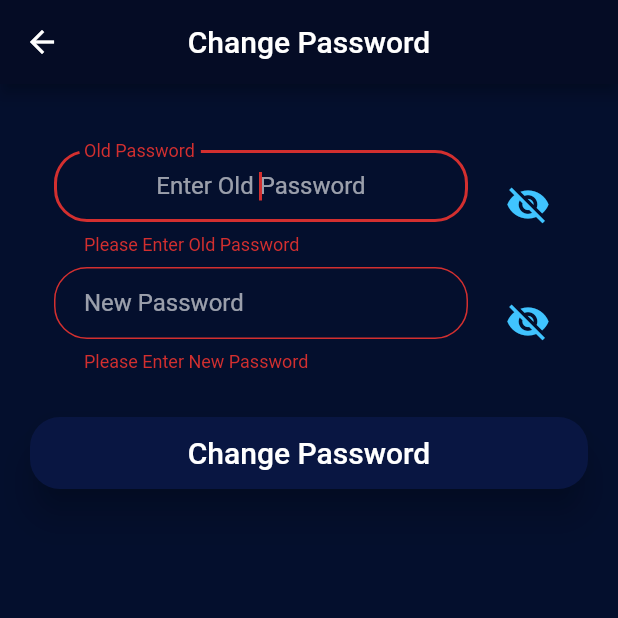
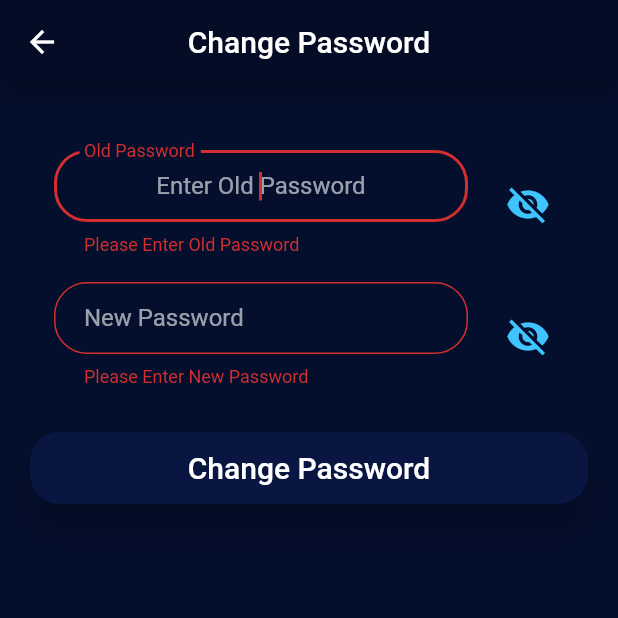
Before and after one commit to rithik-dev/Password-Manager, a Flutter app: the ChangePasswordScreen screen opened directly, after a tap on "Change Password", on a phone screen of 412 x 824 dp, the top half of it. Run offline on Flutter 3.47's test engine with Material 2 defaults, Android fonts, the phone set to English and light mode, and no system bars; our stand-ins replace cloud_firestore, firebase_auth, flutter_spinkit, modal_progress_hud, page_transition; missing offline and left inert: flutter_string_encryption; accounts and stored records are empty; network calls fail.

```diff
--- a/lib/screens/app_screens/app_screen.dart
+++ b/lib/screens/app_screens/app_screen.dart
@@ -42,7 +42,7 @@ class _AppScreenState extends State<AppScreen> {
                         "${Provider.of<ProviderClass>(context).name}'s Vault")
                 : Text(titles[_selectedIndexBottomNavBar]),
             centerTitle: true,
-            leading: Container(),
+            automaticallyImplyLeading: false,
             // if user is on vault page , show + icon on app bar to add a new password
             actions: (_selectedIndexBottomNavBar == 0)
                 ? <Widget>[
--- a/lib/screens/app_screens/change_name_screen.dart
+++ b/lib/screens/app_screens/change_name_screen.dart
@@ -7,6 +7,7 @@ import 'package:password_manager/widgets/my_text_field.dart';
 import 'package:password_manager/widgets/rounded_button.dart';
 import 'package:provider/provider.dart';
 
+// ignore: must_be_immutable
 class ChangeNameScreen extends StatelessWidget {
   static const id = 'change_name_screen';
   String name;
@@ -49,7 +50,9 @@ class ChangeNameScreen extends StatelessWidget {
                           if(name == null || name == "")
                             Functions.showSnackBar(context, "Please Enter New Name !");
                           else {
-                            final bool changeSuccessful = await data.changeCurrentUserName(name);
+                            Functions.popKeyboard(context);
+                            final bool changeSuccessful =
+                                await data.changeCurrentUserName(name);
 
                             if (changeSuccessful) Navigator.pop(context);
                           }
--- a/lib/screens/app_screens/change_password_screen.dart
+++ b/lib/screens/app_screens/change_password_screen.dart
@@ -50,6 +50,7 @@ class ChangePasswordScreen extends StatelessWidget {
                         oldPassword = value;
                       },
                     ),
+                    SizedBox(height: 10.0),
                     MyTextField(
                       labelText: "New Password",
                       validator: (String _newPass) {
@@ -68,19 +69,21 @@ class ChangePasswordScreen extends StatelessWidget {
                           text: "Change Password",
                           onPressed: () async {
                             if (_formKey.currentState.validate()) {
+                              Functions.popKeyboard(context);
                               data.startLoadingScreen();
 
                               try {
                                 final bool changeSuccessful =
-                                await FirebaseUtils
-                                    .changeCurrentUserPassword(
-                                    oldPassword, newPassword);
+                                    await FirebaseUtils
+                                        .changeCurrentUserPassword(
+                                            oldPassword, newPassword);
 
                                 if (changeSuccessful) {
                                   Navigator.pop(context);
-                                  FirebaseUtils.logoutUser();
-                                  Navigator.pop(context);
-                                  Navigator.pushNamed(context, LoginScreen.id);
+                                  await FirebaseUtils.logoutUser();
+                                  data.setDataToNull();
+                                  Navigator.pushReplacementNamed(
+                                      context, LoginScreen.id);
                                 } else
                                   Functions.showSnackBar(context,
                                       "An Error Occurred While Changing Password");
@@ -88,7 +91,6 @@ class ChangePasswordScreen extends StatelessWidget {
                                 Functions.showSnackBar(context, e.message,
                                     duration: Duration(seconds: 3));
                               }
-
                               data.stopLoadingScreen();
                             }
                           },
--- a/lib/screens/app_screens/show_generated_passwords.dart
+++ b/lib/screens/app_screens/show_generated_passwords.dart
@@ -10,9 +10,8 @@ class ShowGeneratedPasswordsScreen extends StatelessWidget {
   @override
   Widget build(BuildContext context) {
     return Scaffold(
-      body: Container(
-        padding: EdgeInsets.symmetric(vertical: 10.0, horizontal: 15.0),
-        color: kSecondaryColor,
+      body: Padding(
+        padding: const EdgeInsets.all(10.0),
         child: ListView.builder(
           itemBuilder: (context, index) {
             return Builder(
--- a/lib/screens/login_screen.dart
+++ b/lib/screens/login_screen.dart
@@ -72,14 +72,15 @@ class LoginScreen extends StatelessWidget {
                             onPressed: () async {
                               if (_formKey.currentState.validate()) {
                                 {
+                                  Functions.popKeyboard(context);
                                   data.startLoadingScreen();
 
                                   bool loginSuccessful;
 
                                   try {
                                     loginSuccessful =
-                                    await FirebaseUtils.loginUser(
-                                        _email, _password);
+                                        await FirebaseUtils.loginUser(
+                                            _email, _password);
 
                                     if (loginSuccessful) {
                                       await data.setUserLoggedIn();
```
Also changed, not shown: lib/models/functions.dart (+12 -4 lines), lib/screens/add_password_screen.dart (+19 -10 lines), lib/screens/edit_password_screen.dart (+9 -4 lines), lib/screens/register_screen.dart (+4 -3 lines), lib/screens/show_password_details.dart (+15 -15 lines). Lines whose indentation alone changed are shown as unchanged.
